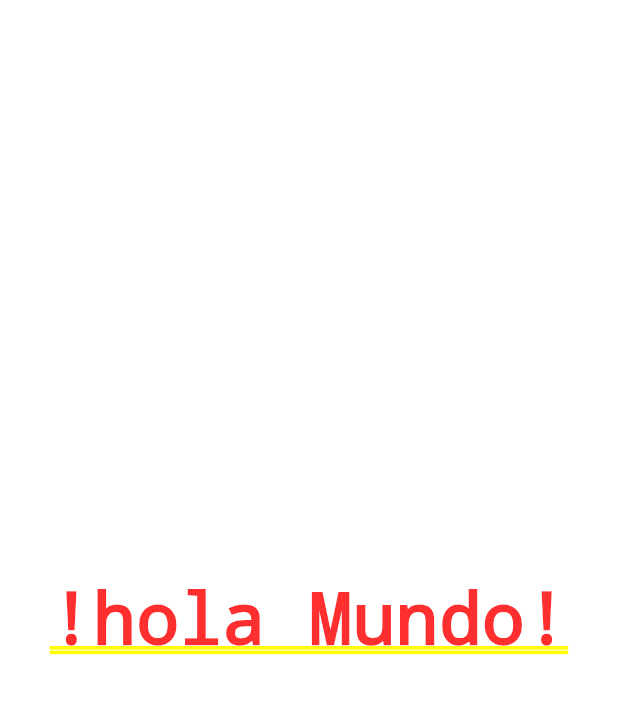
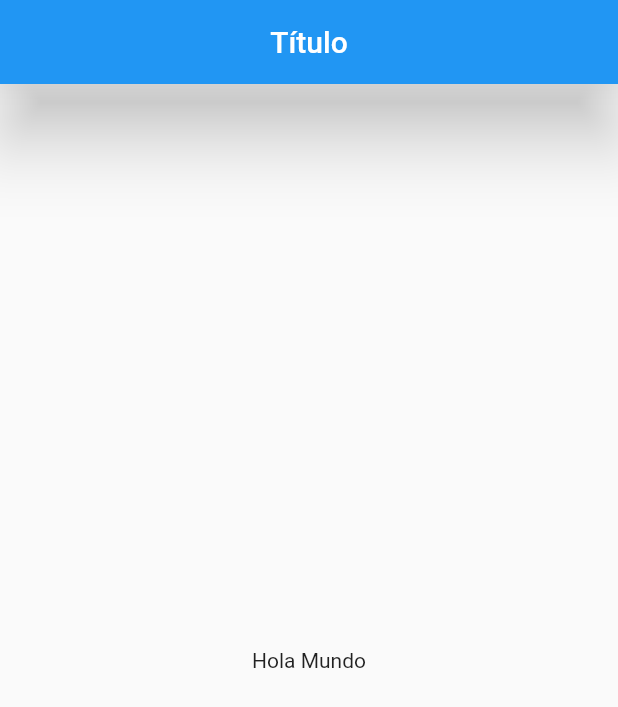
Before and after one commit to eddieware/contador, a Flutter app: the screen it shows after launch, on a phone screen of 412 x 824 dp. Shown: the top 707 px of the screen. Run offline on Flutter 3.47's test engine with Material 2 defaults, Android fonts, the phone set to English and light mode, and no system bars.

Commit message:
title modification

```diff
--- a/lib/src/app.dart
+++ b/lib/src/app.dart
@@ -1,4 +1,5 @@
 
+import 'package:contador/src/pages/home_page.dart';
 import 'package:flutter/material.dart';
 
 class MyApp extends StatelessWidget{
@@ -6,7 +7,7 @@ class MyApp extends StatelessWidget{
   Widget build(context){ //context contiene informacion
   return MaterialApp(
     home:
-    Center(child: Text('!hola Mundo!'),
+    Center(child: HomePage(),
     ),
 
   );
--- /dev/null
+++ b/lib/src/pages/home_page.dart
@@ -0,0 +1,21 @@
+import 'package:flutter/material.dart';
+
+class HomePage extends StatelessWidget{
+
+@override
+
+Widget build(BuildContext context) {
+
+  return Scaffold(
+    appBar: AppBar(
+      title: Text('Título'),
+      centerTitle: true,
+      elevation: 20,
+    ),
+    body: Center(
+      child: Text('Hola Mundo')
+      ),
+  );
+}
+
+}
```
